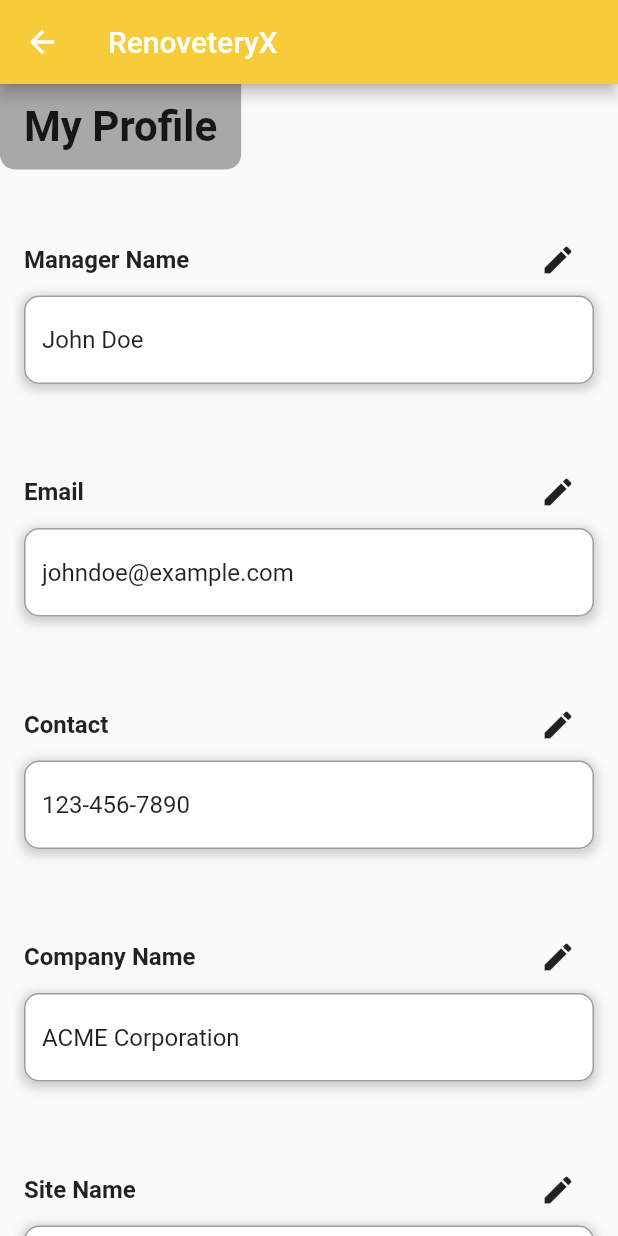
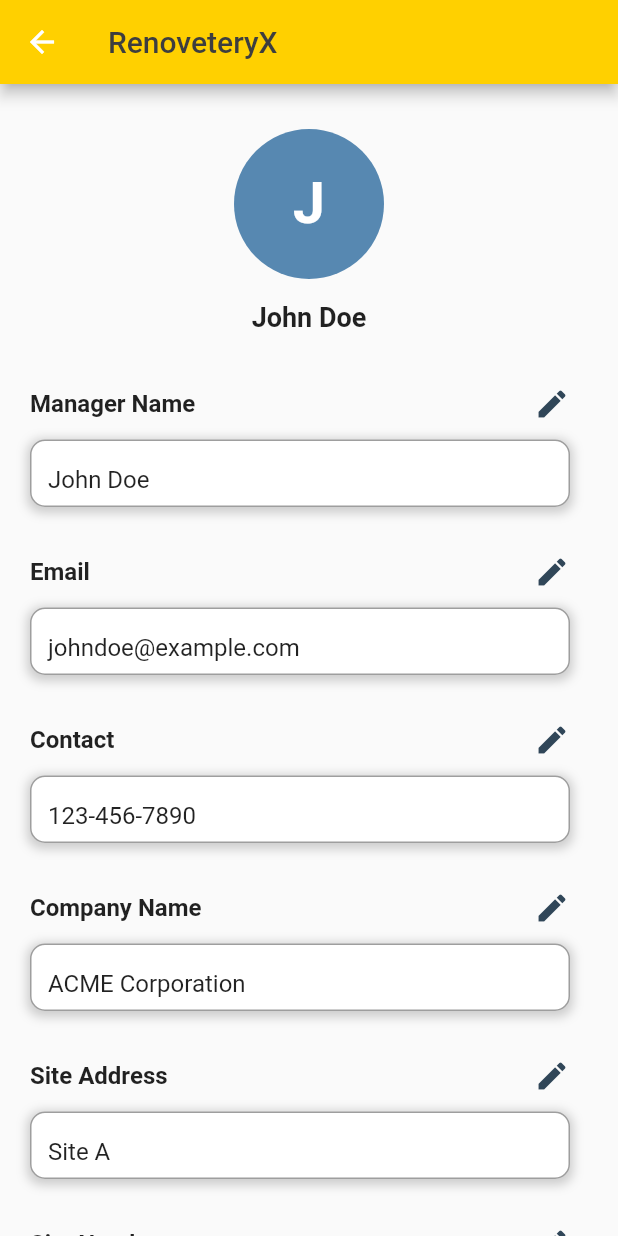
Before and after one commit to TNjo/SSD_Group_Assignment, a Flutter app: the SMProfilePage screen opened by its route, on a phone screen of 412 x 824 dp. Run offline on Flutter 3.47's test engine with Material 2 defaults, Android fonts, the phone set to English and light mode, and no system bars; our stand-ins replace device_preview, google_fonts, motion_tab_bar_v2; missing offline and left inert: searchbar_animation; Roboto replaces fonts that are missing (OpenSans).

Commit message:
profile page updated

```diff
--- a/mobile/lib/sm_profilepage.dart
+++ b/mobile/lib/sm_profilepage.dart
@@ -251,17 +251,18 @@ class _SMProfilePageState extends State<SMProfilePage> {
   Widget build(BuildContext context) {
     return Scaffold(
       appBar: AppBar(
-        title: Text(
+        title: const Text(
           "RenoveteryX",
           style: TextStyle(
             fontFamily: 'OpenSans',
+            color: Color.fromARGB(255, 61, 62, 63),
           ),
         ),
-        backgroundColor:Color.fromARGB(255, 248, 204, 57),
+        backgroundColor: const Color.fromARGB(255, 255, 208, 0),
         leading: Builder(
           builder: (BuildContext context) {
             return IconButton(
-              icon: Icon(Icons.arrow_back), // Add a back button icon
+              icon: const Icon(Icons.arrow_back), // Add a back button icon
               onPressed: () {
                 // Navigate back to the previous screen when the button is pressed
                 Navigator.pop(context);
@@ -273,21 +274,35 @@ class _SMProfilePageState extends State<SMProfilePage> {
       body: Column(
         crossAxisAlignment: CrossAxisAlignment.start,
         children: [
-          Container(
-            padding: EdgeInsets.symmetric(horizontal: 16.0, vertical: 12.0),
-            decoration: BoxDecoration(
-              color: Color.fromARGB(255, 168, 168, 168),
-              borderRadius: BorderRadius.only(
-                bottomLeft: Radius.circular(10.0),
-                bottomRight: Radius.circular(10.0),
-              ),
-            ),
-            child: Text(
-              'My Profile',
-              style: TextStyle(
-                fontSize: 28.0,
-                fontWeight: FontWeight.bold,
-              ),
+          const SizedBox(height: 30.0),
+          Align(
+            alignment:
+                Alignment.topCenter, // Align the container to the top center
+            child: Column(
+              children: [
+                Container(
+                  width: 100.0,
+                  height: 100.0,
+                  decoration: const BoxDecoration(
+                    shape: BoxShape.circle,
+                    color: Color.fromARGB(255, 87, 136, 177),
+                  ),
+                  child: Center(
+                    child: Text(
+                      managerNameController.text.isNotEmpty ? managerNameController.text[0] : '',
+                      style: TextStyle(fontSize: 38.0,color: Colors.white,fontWeight: FontWeight.bold,),
+                    ),
+                  ),
+                ),
+                const SizedBox(height: 15.0),
+                Text(
+                  managerNameController.text,
+                  style: const TextStyle(
+                    fontSize: 18.0,
+                    fontWeight: FontWeight.bold,
+                  ),
+                ),
+              ],
             ),
           ),
           Expanded(
@@ -339,7 +354,7 @@ class _SMProfilePageState extends State<SMProfilePage> {
                     ),
                     buildEditableField(
                       siteNameController,
-                      'Site Name',
+                      'Site Address',
                       siteNameEditMode,
                       () {
                         setState(() {
@@ -357,7 +372,7 @@ class _SMProfilePageState extends State<SMProfilePage> {
                         });
                       },
                     ),
-                    SizedBox(height: 16.0),
+                    SizedBox(height: 37.0),
                   ],
                 ),
               ),
@@ -368,9 +383,10 @@ class _SMProfilePageState extends State<SMProfilePage> {
     );
   }
 
-  Widget buildEditableField(TextEditingController controller, String labelText, bool isEditMode, VoidCallback onEditPressed) {
+  Widget buildEditableField(TextEditingController controller, String labelText,
+      bool isEditMode, VoidCallback onEditPressed) {
     return Padding(
-      padding: const EdgeInsets.all(16.0),
+      padding: EdgeInsets.only(top: 3.0, bottom: 0.0, left: 20.0, right: 20.0),
       child: Column(
         crossAxisAlignment: CrossAxisAlignment.start,
         children: [
@@ -385,7 +401,7 @@ class _SMProfilePageState extends State<SMProfilePage> {
                 ),
               ),
               IconButton(
-                icon: Icon(isEditMode ? Icons.done : Icons.edit),
+                icon: Icon(isEditMode ? Icons.done : Icons.edit, color: Color.fromARGB(255, 48, 70, 88),),
                 onPressed: () {
                   onEditPressed();
                   if (isEditMode) {
@@ -399,6 +415,8 @@ class _SMProfilePageState extends State<SMProfilePage> {
             ],
           ),
           Container(
+            width: 360.0, // Set the desired width
+            height: 45.0, // Set the desired height
             decoration: BoxDecoration(
               borderRadius: BorderRadius.circular(10.0),
               color: Colors.white,
```
